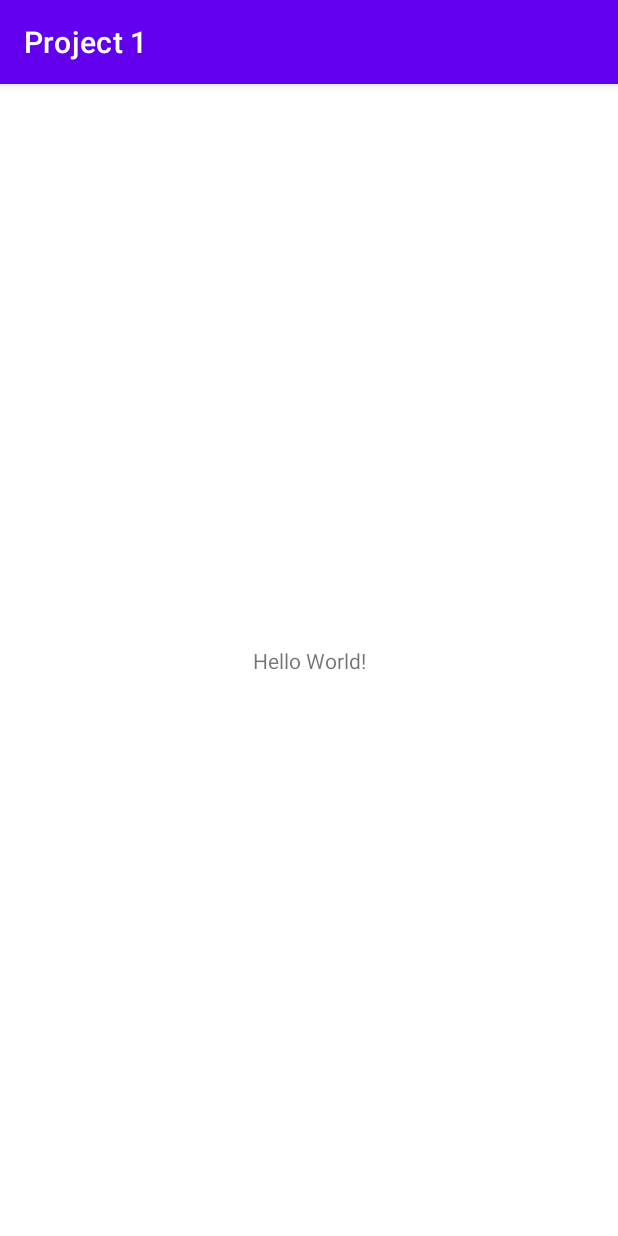
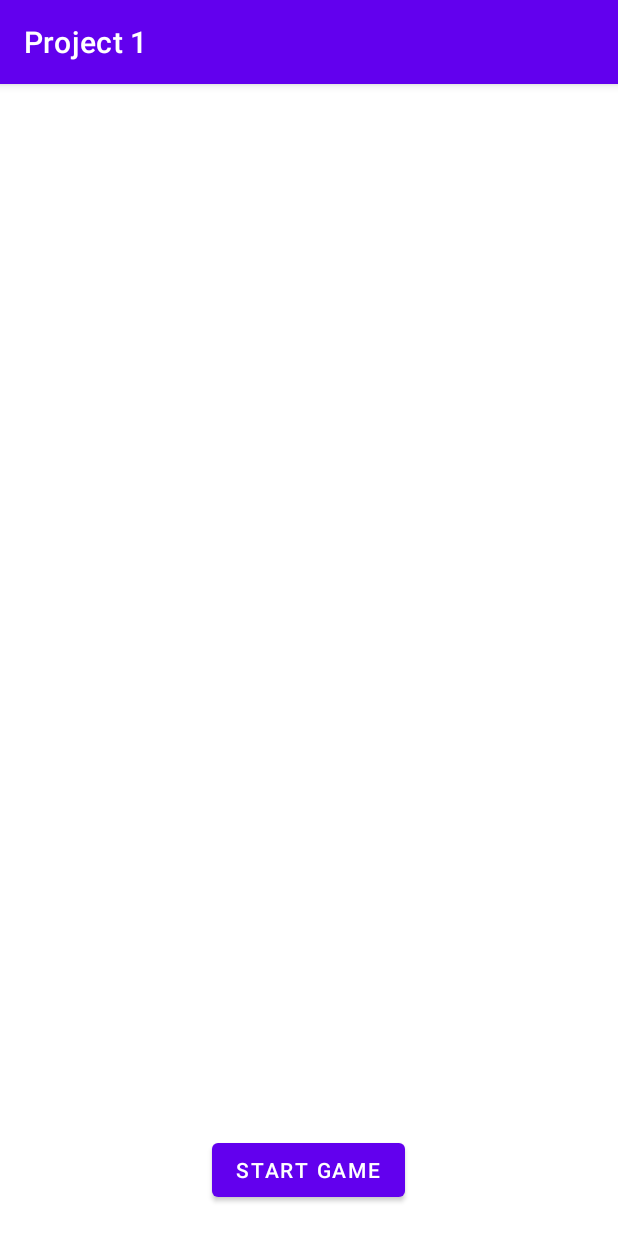
Before and after one commit to GoldenMurrani/ChessApp, an Android app: the screen it shows after launch (MainActivity), on a phone screen of 412 x 824 dp. Run offline under Robolectric (Android 15) with nearby library versions, the light colour scheme and no system bars.

Commit message:
added start game button to mainactivity layout

```diff
--- a/app/src/main/res/layout/activity_main.xml
+++ b/app/src/main/res/layout/activity_main.xml
@@ -1,18 +1,20 @@
 <?xml version="1.0" encoding="utf-8"?>
-<androidx.constraintlayout.widget.ConstraintLayout xmlns:android="http://schemas.android.com/apk/res/android"
+<RelativeLayout xmlns:android="http://schemas.android.com/apk/res/android"
     xmlns:app="http://schemas.android.com/apk/res-auto"
     xmlns:tools="http://schemas.android.com/tools"
     android:layout_width="match_parent"
     android:layout_height="match_parent"
     tools:context=".MainActivity">
 
-    <TextView
+    <Button
+        android:id="@+id/buttonStart"
         android:layout_width="wrap_content"
         android:layout_height="wrap_content"
-        android:text="Hello World!"
-        app:layout_constraintBottom_toBottomOf="parent"
-        app:layout_constraintEnd_toEndOf="parent"
-        app:layout_constraintStart_toStartOf="parent"
-        app:layout_constraintTop_toTopOf="parent" />
-
-</androidx.constraintlayout.widget.ConstraintLayout>
+        android:layout_alignParentBottom="true"
+        android:layout_centerHorizontal="true"
+        android:layout_marginStart="20dp"
+        android:layout_marginTop="20dp"
+        android:layout_marginEnd="20dp"
+        android:layout_marginBottom="20dp"
+        android:text="@string/start" />
+</RelativeLayout>
--- a/app/src/main/res/values/strings.xml
+++ b/app/src/main/res/values/strings.xml
@@ -1,3 +1,4 @@
 <resources>
     <string name="app_name">Project 1</string>
+    <string name="start">Start Game</string>
 </resources>
```
